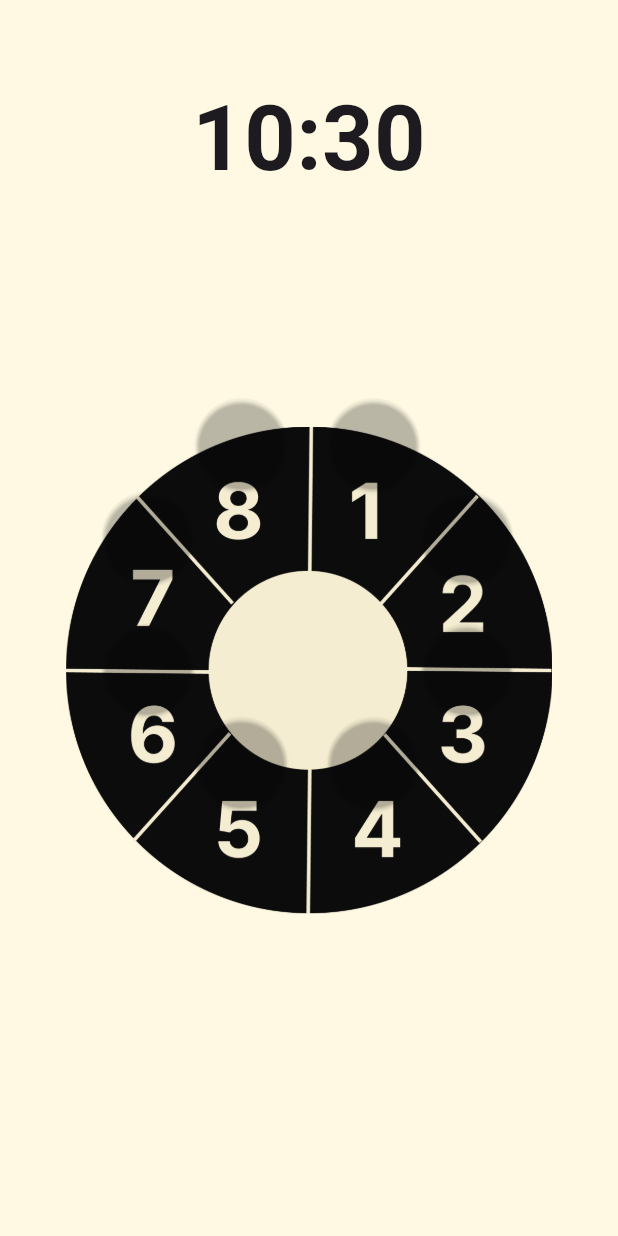
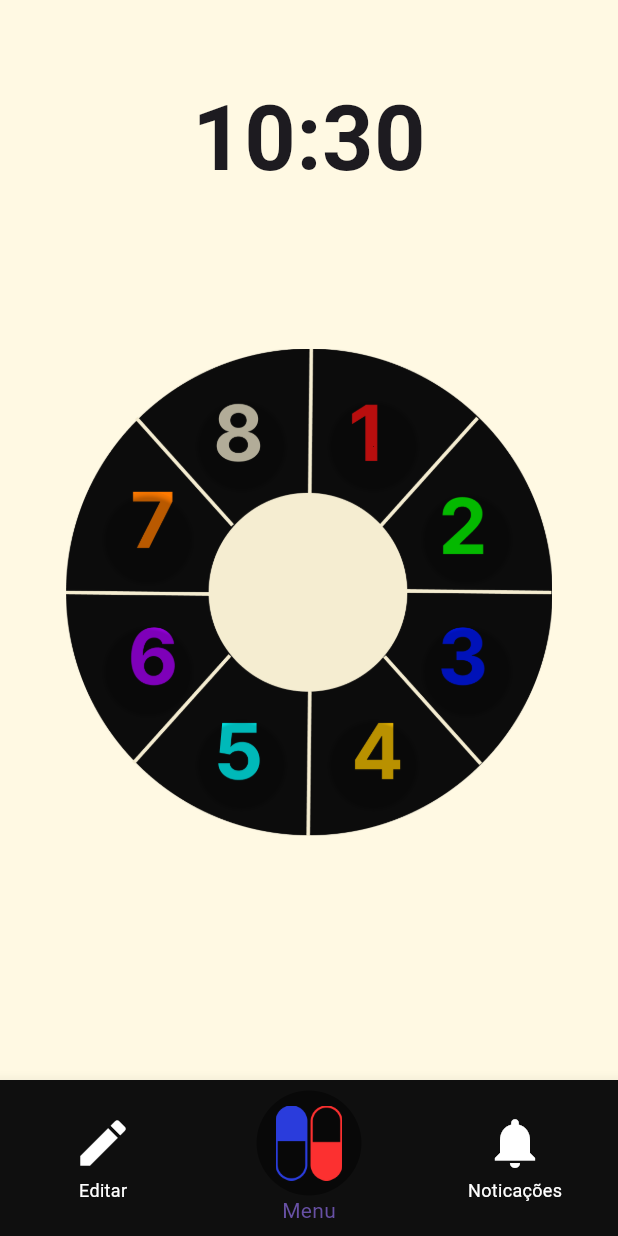
Before and after one commit to HenriqueSoares28/pillbox, a Flutter app: the screen it shows after launch, on a phone screen of 412 x 824 dp. Run offline on Flutter 3.47's test engine with Material 3 defaults, Android fonts, the phone set to English and light mode, and no system bars.

Commit message:
feat: Add new images to assets and update home page
The code changes include adding a new image to the assets folder and updating the home page to display the new image. This commit message follows the convention of starting with a type (feat for feature) and providing a concise and clear description of the changes made.

```diff
--- a/lib/editar.dart
+++ b/lib/editar.dart
@@ -31,7 +31,7 @@ class PagEdit extends StatelessWidget {
                   ),
                 ),
                 child: Image.asset(
-                  '/home/lloures/Documentos/GitHub/bookbox2/pillbox/imagens/Cartela.png',
+                  'imagens/Cartela.png',
                   width: 650,
                   height: 325,
                 ),
--- a/lib/editarRemedio.dart
+++ b/lib/editarRemedio.dart
@@ -8,11 +8,9 @@ import 'dart:math' as math;
 class editarRemedio extends StatelessWidget {
   const editarRemedio({super.key});
 
-
   @override
   Widget build(BuildContext context) {
-    return const MaterialApp(
-    );
+    return const MaterialApp();
   }
 }
 
--- a/lib/main.dart
+++ b/lib/main.dart
@@ -10,6 +10,7 @@ class MyApp extends StatelessWidget {
   @override
   Widget build(BuildContext context) {
     return new MaterialApp(
+
       home: new PagPrincipal()
       );
   }
--- a/lib/navbar.dart
+++ b/lib/navbar.dart
@@ -3,7 +3,7 @@ import 'package:pillbox/editar.dart';
 import 'package:pillbox/principal.dart';
 
 class Navbar extends StatefulWidget {
-  const Navbar({Key? key});
+  const Navbar({Key? key}) : super(key: key);
 
   @override
   _NavbarState createState() => _NavbarState();
@@ -30,70 +30,87 @@ class _NavbarState extends State<Navbar> {
 
   @override
   Widget build(BuildContext context) {
-    return Scaffold(
-      body: Stack(
-        children: [
-          Positioned.fill(
-            child: IndexedStack(
-              index: index,
-              children: pages,
-            ),
-          ),
-          Align(
-            alignment: Alignment.bottomCenter,
-            child: Container(
-              color: const Color.fromARGB(255, 15, 15, 15),
-              padding: const EdgeInsets.symmetric(horizontal: 20),
-              child: Row(
-                mainAxisAlignment: MainAxisAlignment.spaceBetween,
-                children: [
-                  IconButton(
-                    icon: const Icon(
+    return BottomNavigationBar(
+      backgroundColor: const Color.fromARGB(255, 15, 15, 15),
+      currentIndex: index,
+      showSelectedLabels: true,
+      showUnselectedLabels: true,
+      unselectedItemColor: Colors.white,
+      onTap: (index) {
+        if (index == 0) {
+          Navigator.push(
+            context,
+            MaterialPageRoute(builder: (context) => const PagEdit()),
+          );
+        }
+        if (index == 1) {
+          Navigator.push(
+            context,
+            MaterialPageRoute(builder: (context) => const PagPrincipal()),
+          );
+        }
+        if (index == 2) {
+          Navigator.push(
+            context,
+            MaterialPageRoute(builder: (context) => const PagEdit()),
+          );
+        }
+      },
+      items: [
+        const BottomNavigationBarItem(
+          icon: Icon(
             Icons.mode_edit,
             color: Colors.white,
             size: 40,
           ),
-                    onPressed: () {
-                      setState(() {
-                        index = 0;
-                      });
-                    },
+          label: 'Editar',
         ),
-                  Container(
-                    width: 60,
-                    height: 60,
-                    decoration: BoxDecoration(
-                      shape: BoxShape.circle,
-                      border: Border.all(color: Colors.white, width: 2),
-                    ),
-                    child: IconButton(
-                      icon: Image.asset(
-                        'imagens/Logo.png',
-                        width: 50,
-                        height: 50,
-                      ),
+        BottomNavigationBarItem(
+          activeIcon: NavBarIconButton(
             onPressed: () {
               // Handle button press action
             },
           ),
+          icon: NavBarIconButton(
+            onPressed: () {
+              // Handle button press action
+            },
           ),
-                  IconButton(
-                    icon: const Icon(
-                      Icons.settings,
+          label: 'Menu',
+        ),
+        const BottomNavigationBarItem(
+          icon: Icon(
+            Icons.notifications,
             color: Colors.white,
             size: 40,
           ),
-                    onPressed: () {
-                      setState(() {
-                        index = 2;
-                      });
-                    },
+          label: 'Noticações',
         ),
       ],
+    );
+  }
+}
+
+class NavBarIconButton extends StatelessWidget {
+  final VoidCallback onPressed;
+
+  const NavBarIconButton({super.key, required this.onPressed});
+
+  @override
+  Widget build(BuildContext context) {
+    return GestureDetector(
+      onTap: onPressed,
+      child: Container(
+        padding: const EdgeInsets.all(10),
+        decoration: BoxDecoration(
+          color: const Color.fromARGB(255, 8, 8, 8),
+          borderRadius: BorderRadius.circular(100),
         ),
+        child: Image.asset(
+          'imagens/Logo.png', // Imagem do botão central
+          width: 50,
+          height: 50,
         ),
-          ),
-        ],
       ),
     );
   }
--- a/lib/principal.dart
+++ b/lib/principal.dart
@@ -6,7 +6,7 @@ import 'package:pillbox/navbar.dart';
 import 'package:pillbox/visualizarRemedio.dart';
 
 class PagPrincipal extends StatelessWidget {
-  const PagPrincipal({Key? key}) : super(key: key);
+  const PagPrincipal({super.key});
 
   @override
   Widget build(BuildContext context) {
@@ -15,7 +15,7 @@ class PagPrincipal extends StatelessWidget {
 
     return Scaffold(
       backgroundColor: const Color.fromARGB(245, 255, 249, 226),
-        // bottomNavigationBar: const Navbar(),
+      bottomNavigationBar: const Navbar(),
       body: Stack(
         children: [
           // Image background
@@ -29,7 +29,7 @@ class PagPrincipal extends StatelessWidget {
                 ),
               ),
               child: Image.asset(
-                  'imagens/Cartela.png',
+                'imagens/Cartela2.png',
                 width: 650,
                 height: 325,
               ),
@@ -55,14 +55,14 @@ class PagPrincipal extends StatelessWidget {
               child: Stack(
                 alignment: Alignment.center,
                 children: List.generate(8, (index) {
-                    final double angle = (2 * pi * index / 8) - (pi / 8); // Ajuste do ângulo inicial
+                  final double angle = (2 * pi * index / 8) -
+                      (pi / 8); // Ajuste do ângulo inicial
                   const double radius = 115; // Adjust radius as needed
 
                   double buttonX = screenWidth / 2 + radius * cos(angle);
                   double buttonY = screenHeight / 2 + radius * sin(angle);
 
                   return Positioned(
-
                     left: buttonX - 40, // Adjust button size
                     top: buttonY - 40, // Adjust button size
                     child: ElevatedButton(
@@ -70,13 +70,18 @@ class PagPrincipal extends StatelessWidget {
                         // Abra o contêiner de visualização de remédio
                         Navigator.push(
                           context,
-                            MaterialPageRoute(builder: (context) => const VisualizarRemedio()), // Certifique-se de ter o VisualizarRemedio implementado corretamente
+                          MaterialPageRoute(
+                              builder: (context) =>
+                                  const VisualizarRemedio()), // Certifique-se de ter o VisualizarRemedio implementado corretamente
                         );
                       },
                       style: ElevatedButton.styleFrom(
-                          foregroundColor: const Color.fromARGB(47, 20, 68, 128), backgroundColor: const Color.fromARGB(0, 0, 0, 0), // Cor do botão quando pressionado
+                        foregroundColor: const Color.fromARGB(47, 20, 68, 128),
+                        backgroundColor: const Color.fromARGB(
+                            0, 0, 0, 0), // Cor do botão quando pressionado
                         shape: const CircleBorder(), // Formato circular
-                          minimumSize: const Size(50, 60), // Tamanho mínimo do botão
+                        minimumSize:
+                            const Size(50, 60), // Tamanho mínimo do botão
                       ),
                       child: const SizedBox(
                         width: 30,
--- a/lib/visualizarRemedio.dart
+++ b/lib/visualizarRemedio.dart
@@ -10,8 +10,7 @@ class visualizarRemedio extends StatelessWidget {
 
   @override
   Widget build(BuildContext context) {
-    return const MaterialApp(
-    );
+    return const MaterialApp();
   }
 }
 
--- a/pubspec.yaml
+++ b/pubspec.yaml
@@ -21,4 +21,5 @@ flutter:
   uses-material-design: true
   assets:
     - imagens/Cartela.png
+    - imagens/Cartela2.png
     - imagens/Logo.png
```
Also changed, not shown: lib/horas.dart (+6 -3 lines), imagens/Cartela2.png (added). Lines whose indentation alone changed are shown as unchanged.
